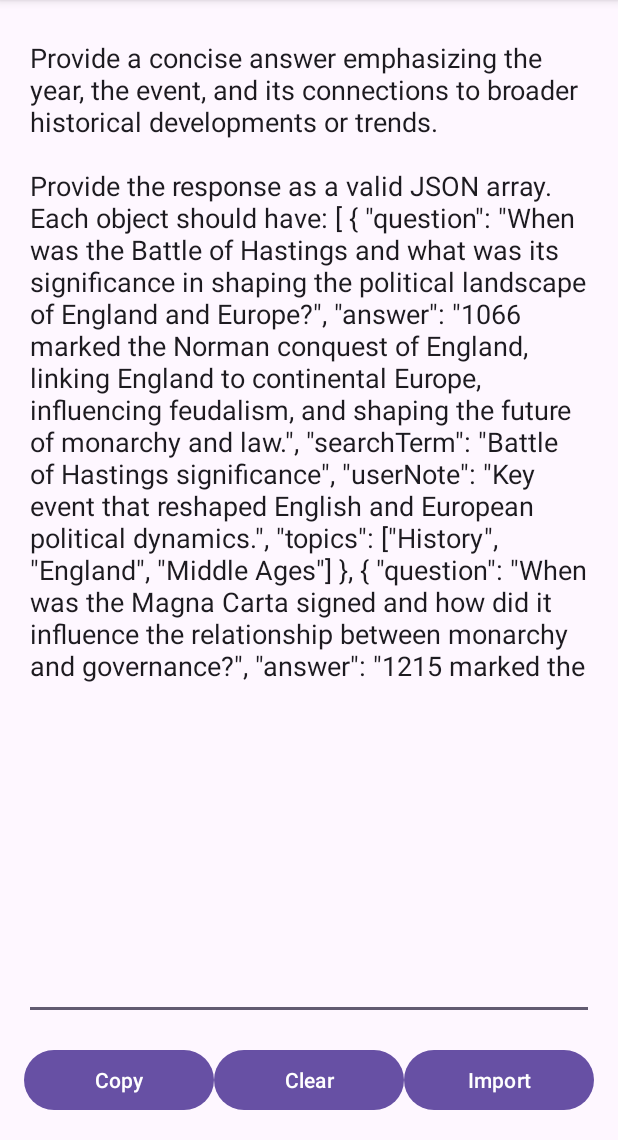
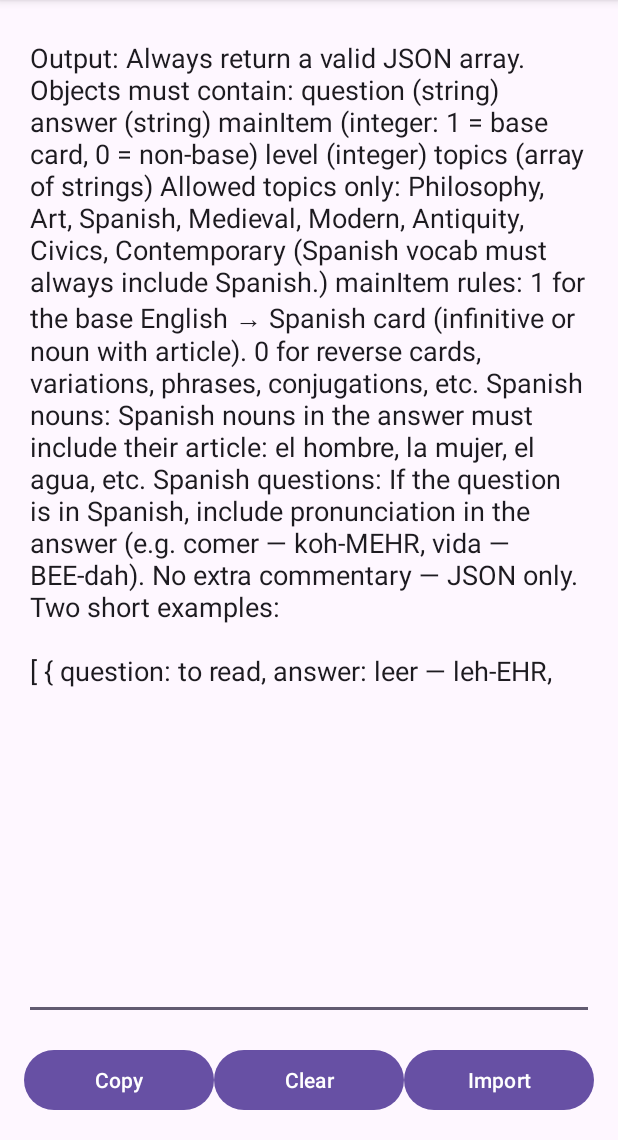
Before and after one commit to heizer23/flashcardapp, an Android app: the ImportFlashcardsActivity screen opened directly, with no data from a screen before it, on a phone screen of 412 x 824 dp, the part 96-1236 px from its top. Run offline under Robolectric (Android 15) with nearby library versions, the light colour scheme and no system bars; our stand-ins replace Room's generated code.

Commit message:
some bugfoxes

```diff
--- a/app/src/main/java/com/example/flashcardapp/data/FlashcardDao.kt
+++ b/app/src/main/java/com/example/flashcardapp/data/FlashcardDao.kt
@@ -20,16 +20,16 @@ interface FlashcardDao {
     @Query("SELECT * FROM flashcards ORDER BY nextReview ASC")
     fun getAllFlashcards(): List<Flashcard>
 
-    @Query("SELECT * FROM flashcards WHERE nextReview <= :currentTime AND mainItem = 1 ORDER BY level ASC, nextReview DESC LIMIT 1")
+    @Query("SELECT * FROM flashcards WHERE nextReview <= :currentTime ORDER BY level ASC, nextReview DESC LIMIT 1")
     fun getNextDueFlashcard(currentTime: Long): Flashcard?
 
-    @Query("SELECT DISTINCT f.* FROM flashcards f JOIN flashcard_topic_cross_ref xref ON xref.flashcardId = f.id JOIN topics t ON t.id = xref.topicId WHERE t.selected = 1 AND f.nextReview <= :currentTime AND f.mainItem = 1 ORDER BY f.level ASC, f.nextReview DESC LIMIT 1")
+    @Query("SELECT DISTINCT f.* FROM flashcards f JOIN flashcard_topic_cross_ref xref ON xref.flashcardId = f.id JOIN topics t ON t.id = xref.topicId WHERE t.selected = 1 AND f.nextReview <= :currentTime ORDER BY f.level ASC, f.nextReview DESC LIMIT 1")
     fun getNextDueFlashcardForSelectedTopics(currentTime: Long): Flashcard?
 
-    @Query("SELECT * FROM flashcards WHERE nextReview > :currentTime AND mainItem = 1 ORDER BY nextReview ASC")
+    @Query("SELECT * FROM flashcards WHERE nextReview > :currentTime ORDER BY nextReview ASC")
     fun getFutureFlashcards(currentTime: Long): List<Flashcard>
 
-    @Query("SELECT * FROM flashcards WHERE nextReview <= :currentTime AND mainItem = 1 ORDER BY nextReview DESC")
+    @Query("SELECT * FROM flashcards WHERE nextReview <= :currentTime ORDER BY nextReview DESC")
     fun getPastFlashcards(currentTime: Long): List<Flashcard>
 
     @Insert(onConflict = OnConflictStrategy.IGNORE)
@@ -53,19 +53,19 @@ interface FlashcardDao {
     @Query("SELECT t.* FROM topics t INNER JOIN flashcard_topic_cross_ref fcr ON t.id = fcr.topicId WHERE fcr.flashcardId = :flashcardId")
     fun getTopicsForFlashcard(flashcardId: Int): List<Topic>
 
-    @Query("SELECT COUNT(*) FROM flashcards WHERE nextReview <= :currentTime AND mainItem = 1")
+    @Query("SELECT COUNT(*) FROM flashcards WHERE nextReview <= :currentTime")
     fun getPastCount(currentTime: Long): Int
 
-    @Query("SELECT COUNT(DISTINCT f.id) FROM flashcards f JOIN flashcard_topic_cross_ref xref ON xref.flashcardId = f.id JOIN topics t ON t.id = xref.topicId WHERE t.selected = 1 AND f.nextReview <= :currentTime AND f.mainItem = 1")
+    @Query("SELECT COUNT(DISTINCT f.id) FROM flashcards f JOIN flashcard_topic_cross_ref xref ON xref.flashcardId = f.id JOIN topics t ON t.id = xref.topicId WHERE t.selected = 1 AND f.nextReview <= :currentTime")
     fun getPastCountForSelectedTopics(currentTime: Long): Int
 
-    @Query("SELECT COUNT(DISTINCT f.id) FROM flashcards f JOIN flashcard_topic_cross_ref xref ON xref.flashcardId = f.id JOIN topics t ON t.id = xref.topicId WHERE t.selected = 1 AND f.nextReview <= :currentTime AND f.mainItem = 1 AND f.level = :level")
+    @Query("SELECT COUNT(DISTINCT f.id) FROM flashcards f JOIN flashcard_topic_cross_ref xref ON xref.flashcardId = f.id JOIN topics t ON t.id = xref.topicId WHERE t.selected = 1 AND f.nextReview <= :currentTime AND f.level = :level")
     fun getDueFlashcardsCountForLevel(currentTime: Long, level: Int): Int
 
-    @Query("SELECT COUNT(*) FROM flashcards WHERE nextReview > :currentTime AND mainItem = 1")
+    @Query("SELECT COUNT(*) FROM flashcards WHERE nextReview > :currentTime")
     fun getFutureCount(currentTime: Long): Int
 
-    @Query("SELECT COUNT(DISTINCT f.id) FROM flashcards f JOIN flashcard_topic_cross_ref xref ON xref.flashcardId = f.id JOIN topics t ON t.id = xref.topicId WHERE t.selected = 1 AND f.nextReview > :currentTime AND f.mainItem = 1")
+    @Query("SELECT COUNT(DISTINCT f.id) FROM flashcards f JOIN flashcard_topic_cross_ref xref ON xref.flashcardId = f.id JOIN topics t ON t.id = xref.topicId WHERE t.selected = 1 AND f.nextReview > :currentTime")
     fun getFutureCountForSelectedTopics(currentTime: Long): Int
 
     @Query("SELECT MAX(timestamp) FROM review_history WHERE question_id = :flashcardId")
@@ -74,16 +74,16 @@ interface FlashcardDao {
     @Query("SELECT COUNT(id) FROM review_history WHERE question_id = :flashcardId")
     fun getReviewedCount(flashcardId: Int): Int
 
-    @Query("SELECT DISTINCT f.* FROM flashcards f\n           JOIN flashcard_topic_cross_ref xref ON xref.flashcardId = f.id\n           JOIN topics t ON t.id = xref.topicId\n           WHERE t.selected = 1 AND f.nextReview <= :currentTime AND f.mainItem = 1\n           ORDER BY f.level ASC, f.nextReview DESC")
+    @Query("SELECT DISTINCT f.* FROM flashcards f\n           JOIN flashcard_topic_cross_ref xref ON xref.flashcardId = f.id\n           JOIN topics t ON t.id = xref.topicId\n           WHERE t.selected = 1 AND f.nextReview <= :currentTime\n           ORDER BY f.level ASC, f.nextReview DESC")
     fun getPastFlashcardsForSelectedTopics(currentTime: Long): List<Flashcard>
 
-    @Query("SELECT DISTINCT f.* FROM flashcards f\n           JOIN flashcard_topic_cross_ref xref ON xref.flashcardId = f.id\n           JOIN topics t ON t.id = xref.topicId\n           WHERE t.selected = 1 AND f.nextReview > :currentTime AND f.mainItem = 1\n           ORDER BY f.level ASC, f.nextReview ASC")
+    @Query("SELECT DISTINCT f.* FROM flashcards f\n           JOIN flashcard_topic_cross_ref xref ON xref.flashcardId = f.id\n           JOIN topics t ON t.id = xref.topicId\n           WHERE t.selected = 1 AND f.nextReview > :currentTime\n           ORDER BY f.level ASC, f.nextReview ASC")
     fun getFutureFlashcardsForSelectedTopics(currentTime: Long): List<Flashcard>
 
-    @Query("SELECT DISTINCT f.* FROM flashcards f\n           JOIN flashcard_topic_cross_ref xref ON xref.flashcardId = f.id\n           JOIN topics t ON t.id = xref.topicId\n           WHERE t.selected = 1 AND f.mainItem = 1\n           ORDER BY f.level ASC, f.nextReview ASC")
+    @Query("SELECT DISTINCT f.* FROM flashcards f\n           JOIN flashcard_topic_cross_ref xref ON xref.flashcardId = f.id\n           JOIN topics t ON t.id = xref.topicId\n           WHERE t.selected = 1\n           ORDER BY f.level ASC, f.nextReview ASC")
     fun getAllFlashcardsForSelectedTopics(): List<Flashcard>
 
-    @Query("SELECT COUNT(DISTINCT f.id) FROM flashcards f JOIN flashcard_topic_cross_ref xref ON xref.flashcardId = f.id JOIN topics t ON t.id = xref.topicId WHERE t.selected = 1 AND f.mainItem = 1")
+    @Query("SELECT COUNT(DISTINCT f.id) FROM flashcards f JOIN flashcard_topic_cross_ref xref ON xref.flashcardId = f.id JOIN topics t ON t.id = xref.topicId WHERE t.selected = 1")
     fun getTotalFlashcardsForSelectedTopics(): Int
 
     @Insert
--- a/app/src/main/java/com/example/flashcardapp/util/FlashcardUtils.java
+++ b/app/src/main/java/com/example/flashcardapp/util/FlashcardUtils.java
@@ -23,6 +23,9 @@ public class FlashcardUtils {
                     questionObj.getString("answer")
                 );
 
+                flashcard.setLevel(questionObj.optInt("level", 0));
+                flashcard.setMainItem(questionObj.optBoolean("mainItem", false));
+
                 // Parse topics from JSON
                 JSONArray topicsArray = questionObj.optJSONArray("topics");
                 if (topicsArray != null) {
--- a/app/src/main/res/values/strings_prompts.xml
+++ b/app/src/main/res/values/strings_prompts.xml
@@ -1,32 +1,62 @@
 <?xml version="1.0" encoding="utf-8"?>
 <resources>
     <string name="prompt_generate_questions">
-        Provide a concise answer emphasizing the year, the event, and its connections to broader historical developments or trends.
+       Output:
+
+            Always return a valid JSON array.
+
+            Objects must contain:
+
+            question (string)
+
+            answer (string)
+
+            mainItem (integer: 1 = base card, 0 = non-base)
+
+            level (integer)
+
+            topics (array of strings)
+
+            Allowed topics only:
+            "Philosophy", "Art", "Spanish", "Medieval", "Modern", "Antiquity", "Civics", "Contemporary"
+            (Spanish vocab must always include "Spanish".)
+
+            mainItem rules:
+
+            1 for the base English → Spanish card (infinitive or noun with article).
+
+            0 for reverse cards, variations, phrases, conjugations, etc.
+
+            Spanish nouns:
+
+            Spanish nouns in the answer must include their article:
+            el hombre, la mujer, el agua, etc.
+
+            Spanish questions:
+
+            If the question is in Spanish, include pronunciation in the answer
+            (e.g. comer — koh-MEHR, vida — BEE-dah).
+
+            No extra commentary — JSON only.
+
+            Two short examples:
     </string>
     <string name="prompt_example_existing_questions">
-        Provide the response as a valid JSON array. Each object should have:
         [
-        {
-            \"question\": \"When was the Battle of Hastings and what was its significance in shaping the political landscape of England and Europe?\",
-            \"answer\": \"1066 marked the Norman conquest of England, linking England to continental Europe, influencing feudalism, and shaping the future of monarchy and law.\",
-            \"searchTerm\": \"Battle of Hastings significance\",
-            \"userNote\": \"Key event that reshaped English and European political dynamics.\",
-            \"topics\": [\"History\", \"England\", \"Middle Ages\"]
-        },
-        {
-            \"question\": \"When was the Magna Carta signed and how did it influence the relationship between monarchy and governance?\",
-            \"answer\": \"1215 marked the signing of the Magna Carta, limiting royal authority, inspiring constitutional developments, and reinforcing ideas of accountability.\",
-            \"searchTerm\": \"Magna Carta constitutional law\",
-            \"userNote\": \"Important for understanding the development of constitutional principles.\",
-            \"topics\": [\"History\", \"England\", \"Middle Ages\"]
-        },
-        {
-            \"question\": \"When did the fall of Constantinople occur and why is it regarded as a pivotal event in medieval history?\",
-            \"answer\": \"1453 marked the fall of Constantinople to the Ottomans, connecting the end of the Byzantine Empire to the rise of Ottoman dominance and the beginning of early modern trade shifts.\",
-            \"searchTerm\": \"Fall of Constantinople significance\",
-            \"userNote\": \"Critical for understanding the transition from medieval to early modern history.\",
-            \"topics\": [\"History\", \"Ottoman Empire\", \"Byzantine Empire\", \"Middle Ages\"]
-        }
+          {
+            "question": "to read",
+            "answer": "leer — leh-EHR",
+            "mainItem": 1,
+            "level": 1,
+            "topics": ["Spanish"]
+          },
+          {
+            "question": "mujer",
+            "answer": "woman — la mujer — moo-HEHR",
+            "mainItem": 0,
+            "level": 1,
+            "topics": ["Spanish"]
+          }
         ]
     </string>
     <string name="prompt_generate_questions_activity">
```
